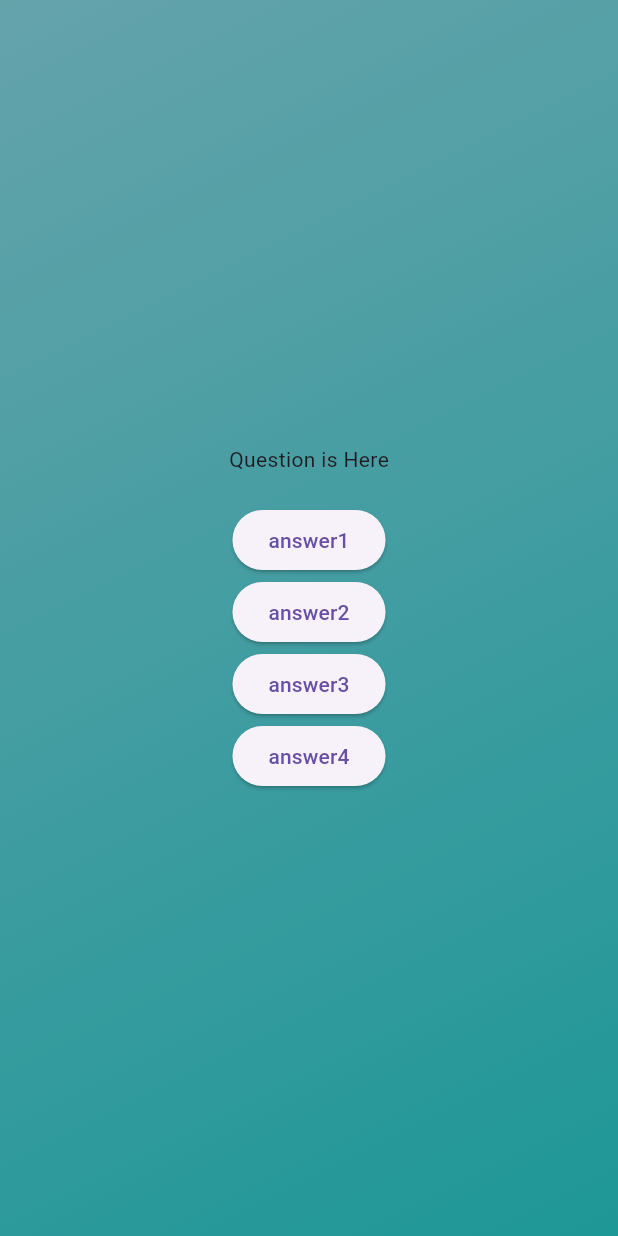
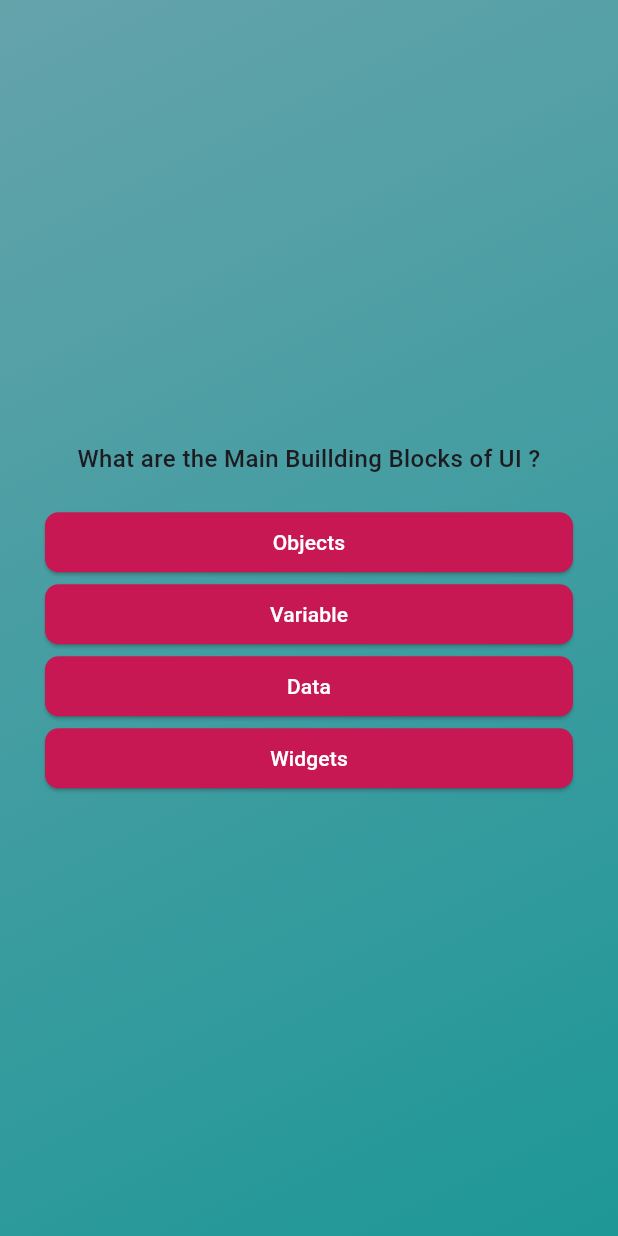
Before and after one commit to Sandeep1-dev/QuizApp, a Flutter app: the screen it shows after launch, after a tap on "Start Quiz", on a phone screen of 412 x 824 dp. Run offline on Flutter 3.47's test engine with Material 3 defaults, Android fonts, the phone set to English and light mode, and no system bars.

Commit message:
data added and button styling done

```diff
--- a/lib/answer_button.dart
+++ b/lib/answer_button.dart
@@ -1,10 +1,24 @@
 import 'package:flutter/material.dart';
 
 class AnswerButton extends StatelessWidget {
-   final String answer;
-  const AnswerButton(this.answer,{super.key});
+  final String answer;
+  final void Function() onTap;
+  const AnswerButton({super.key, required this.onTap, required this.answer});
   @override
   Widget build(BuildContext context) {
-    return ElevatedButton(onPressed: () {}, child: Text(answer));
+    return ElevatedButton(
+      onPressed: onTap,
+      style: ElevatedButton.styleFrom(
+        padding: EdgeInsets.symmetric(horizontal: 55, vertical: 7),
+        foregroundColor: Colors.white,
+        backgroundColor: const Color.fromARGB(255, 200, 24, 83),
+        shape: RoundedRectangleBorder(borderRadius: BorderRadius.circular(9)),
+      ),
+      child: Text(
+        textAlign: .center,
+        answer,
+        style: TextStyle(fontWeight: FontWeight.w500, fontSize: 14),
+      ),
+    );
   }
 }
--- a/lib/homescreen.dart
+++ b/lib/homescreen.dart
@@ -1,9 +1,9 @@
 import 'package:flutter/material.dart';
 
 class HomeScreen extends StatelessWidget {
+  final Function() startQuiz; // initiating the function
+
   const HomeScreen(this.startQuiz, {super.key});
-
-  final Function() startQuiz; // initiating the function
 
   @override
   Widget build(BuildContext context) {
@@ -21,16 +21,26 @@ class HomeScreen extends StatelessWidget {
             SizedBox(height: 40),
             Text(
               'Learn Flutter the Fun Way!!',
-              style: TextStyle(fontSize: 19, color: Colors.black),
+              textAlign: .center,
+              style: TextStyle(
+                fontSize: 20,
+                color: Colors.black,
+                fontWeight: FontWeight.bold,
+              ),
             ),
             SizedBox(height: 20),
             OutlinedButton.icon(
+              style: OutlinedButton.styleFrom(
+                padding: EdgeInsets.symmetric(horizontal: 30, vertical: 3),
+                backgroundColor: const Color.fromARGB(255, 200, 24, 83),
+                foregroundColor: Colors.white,
+                shape: RoundedRectangleBorder(
+                  borderRadius: BorderRadius.circular(9),
+                ),
+              ),
               icon: Icon(Icons.arrow_forward),
               onPressed: startQuiz,
-              label: Text(
-                'Start Quiz',
-                style: TextStyle(fontSize: 18, color: Colors.black),
-              ),
+              label: Text('Start Quiz', style: TextStyle(fontSize: 16)),
             ),
           ],
         ),
--- a/lib/main.dart
+++ b/lib/main.dart
@@ -2,5 +2,7 @@ import "package:flutter/material.dart";
 import "package:quiz_app/quiz.dart";
 
 void main() {
-  runApp(Quiz());
+  runApp(Quiz(
+
+  ));
 }
--- a/lib/models/quizQuestion.dart
+++ b/lib/models/quizQuestion.dart
@@ -1,9 +1,12 @@
-
-
-
- class Quizquestion {
- const Quizquestion(this.text, this.answers);
+class Quizquestion {
+  const Quizquestion(this.text, this.answers);
 
   final String text;
   final List<String> answers;
+
+  List<String> getShuffledAnswers() {
+    final shuffledList = List.of(answers);
+    shuffledList.shuffle();
+    return shuffledList;
+  }
 }
--- a/lib/questions_Screen.dart
+++ b/lib/questions_Screen.dart
@@ -1,5 +1,6 @@
 import 'package:flutter/material.dart';
 import 'package:quiz_app/answer_button.dart';
+import 'package:quiz_app/data/Questions.dart';
 
 class QuestionsScreen extends StatefulWidget {
   const QuestionsScreen({super.key});
@@ -9,20 +10,35 @@ class QuestionsScreen extends StatefulWidget {
 }
 
 class _QuestionsScreenState extends State<QuestionsScreen> {
+  var currentQuestionIndex = 0;
+  void answeredQuestion() {
+    setState(() {
+      currentQuestionIndex++;
+    });
+  }
+
   @override
   Widget build(BuildContext context) {
+    final currentQuestion = questions[currentQuestionIndex];
     return SizedBox(
       width: double.infinity,
-      child: Column(
-        mainAxisAlignment: .center,
-        children: [
-          Text("Question is Here"),
-          SizedBox(height: 20),
-          AnswerButton('answer1'),
-          AnswerButton('answer2'),
-          AnswerButton('answer3'),
-          AnswerButton('answer4'),
-        ],
+      child: Container(
+        margin: .all(30),
+        child: Column(
+          mainAxisAlignment: .center,
+          crossAxisAlignment: .stretch,
+          children: [
+            Text(
+              textAlign: .center,
+              currentQuestion.text,
+              style: TextStyle(fontSize: 16, fontWeight: FontWeight.w500),
+            ),
+            SizedBox(height: 20),
+            ...currentQuestion.getShuffledAnswers().map((answers) {
+              return AnswerButton(onTap: answeredQuestion, answer: answers);
+            }),
+          ],
+        ),
       ),
     );
   }
--- a/lib/quiz.dart
+++ b/lib/quiz.dart
@@ -38,12 +38,6 @@ class _QuizState extends State<Quiz> {
     );
   }
 
-  // @override
-  // void initState() {
-  //   activeScreen = HomeScreen(switchScreen);
-  //   super.initState();
-  // }
-
   void switchScreen() {
     setState(() {
       activeScreen = 'Question-Screen';
--- a/pubspec.yaml
+++ b/pubspec.yaml
@@ -34,6 +34,7 @@ dependencies:
   # The following adds the Cupertino Icons font to your application.
   # Use with the CupertinoIcons class for iOS style icons.
   cupertino_icons: ^1.0.8
+  google_fonts: ^6.3.3
 
 dev_dependencies:
   flutter_test:
```
Also changed, not shown: pubspec.lock, 1 other file.
